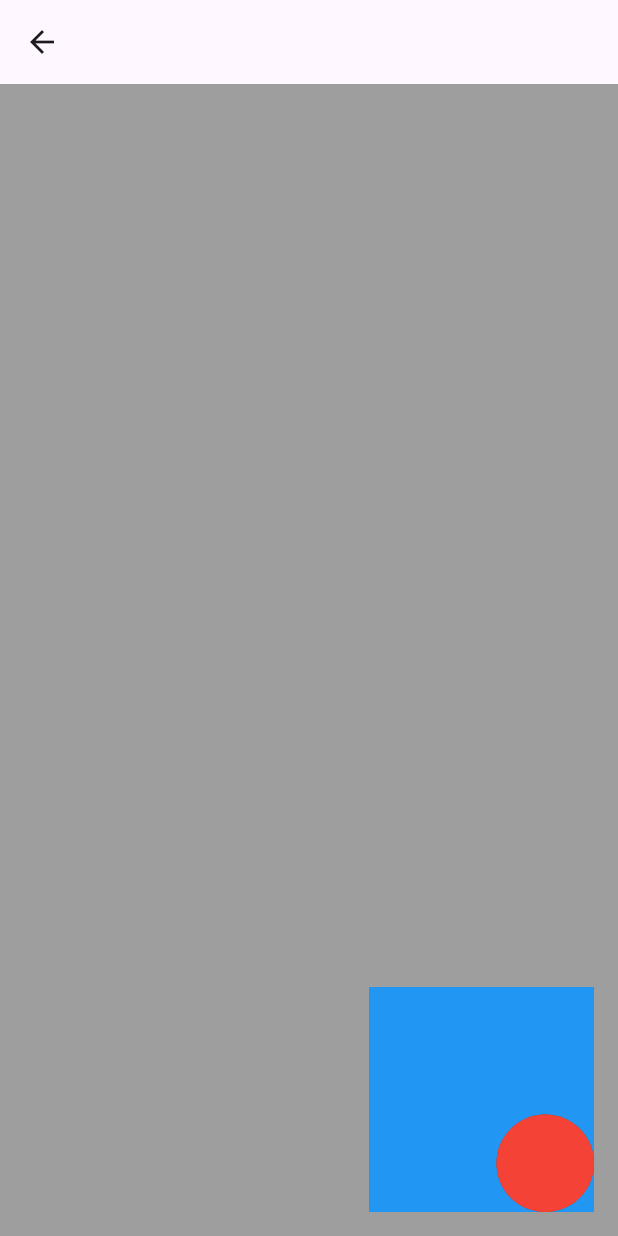
After one commit to rodrigoaugusto99/goground, a Flutter app: the FlowWStack screen opened directly, on a phone screen of 412 x 824 dp. The commit adds this screen. Run offline on Flutter 3.47's test engine with Material 3 defaults, Android fonts, the phone set to English and light mode, and no system bars; our stand-ins replace shimmer, stacked, stacked_services, stacked_shared.

Commit message:
testing flow things

```diff
--- /dev/null
+++ b/lib/ui/views/test3/flow_w_stack.dart
@@ -0,0 +1,93 @@
+import 'package:flutter/material.dart';
+import 'package:goground/utils/helpers.dart';
+
+class FlowWStack extends StatefulWidget {
+  const FlowWStack({super.key});
+
+  @override
+  State<FlowWStack> createState() => _FlowWStackState();
+}
+
+class _FlowWStackState extends State<FlowWStack> {
+  bool isShowingButtons = false;
+  Curve curve = Curves.linearToEaseOut;
+  Duration duration = const Duration(milliseconds: 400);
+  @override
+  Widget build(BuildContext context) {
+    return Scaffold(
+      floatingActionButton: Stack(
+        clipBehavior: Clip.none,
+        children: [
+          decContainer(
+            height: 150,
+            width: 150,
+            color: Colors.blue,
+          ),
+          AnimatedPositioned(
+            right: isShowingButtons ? 100 : 0,
+            bottom: 0,
+            curve: curve,
+            duration: duration,
+            child: decContainer(
+              onTap: () => setState(() {
+                isShowingButtons = !isShowingButtons;
+              }),
+              height: 65,
+              width: 65,
+              radius: 100,
+              color: Colors.green,
+            ),
+          ),
+          AnimatedPositioned(
+            duration: duration,
+            right: 0,
+            curve: curve,
+            bottom: isShowingButtons ? 100 : 0,
+            child: decContainer(
+              onTap: () => setState(() {
+                isShowingButtons = !isShowingButtons;
+              }),
+              height: 65,
+              width: 65,
+              radius: 100,
+              color: Colors.purple,
+            ),
+          ),
+          AnimatedPositioned(
+            curve: curve,
+            duration: duration,
+            right: isShowingButtons ? 75 : 0,
+            bottom: isShowingButtons ? 75 : 0,
+            child: decContainer(
+              onTap: () => setState(() {
+                isShowingButtons = !isShowingButtons;
+              }),
+              height: 65,
+              width: 65,
+              radius: 100,
+              color: Colors.brown,
+            ),
+          ),
+          Positioned(
+            right: 0,
+            bottom: 0,
+            child: decContainer(
+              onTap: () => setState(() {
+                isShowingButtons = !isShowingButtons;
+              }),
+              height: 65,
+              width: 65,
+              radius: 100,
+              color: Colors.red,
+            ),
+          ),
+        ],
+      ),
+      backgroundColor: Colors.grey,
+      appBar: AppBar(
+        title: const Text(''),
+      ),
+      body: Container(),
+    );
+  }
+}
```
Also changed, not shown: lib/ui/views/test3/flow.dart (added, +110 -0 lines), lib/ui/views/test3/grids/padding_grid.dart (added, +50 -0 lines), lib/ui/views/test3/grids/random_grid.dart (added, +69 -0 lines), lib/ui/views/test3/grids/shape_grid.dart (added, +58 -0 lines), lib/ui/views/test3/test3_view.dart (+50 -0 lines).
